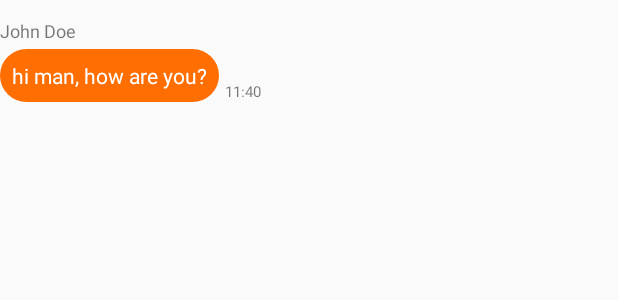
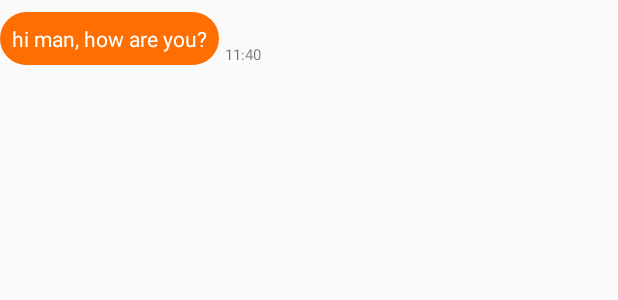
Before and after one commit to Kaatee/MobileFamily, an Android app: the layout item_message_received.xml on its own in the app's theme, with its tools: preview values and no code run, on a phone screen of 412 x 824 dp. Shown: the top 300 px of the screen. Run offline under Robolectric (Android 15) with nearby library versions, the phone set to English and light mode, and no system bars.

Commit message:
Small changes

```diff
--- a/app/build.gradle
+++ b/app/build.gradle
@@ -4,7 +4,7 @@ android {
     compileSdkVersion 26
     defaultConfig {
         applicationId "com.example.kasia.mobilefamily"
-        minSdkVersion 26
+        minSdkVersion 23
         targetSdkVersion 26
         versionCode 1
         versionName "1.0"
--- a/app/src/main/java/com/example/kasia/mobilefamily/MessageListAdapter.java
+++ b/app/src/main/java/com/example/kasia/mobilefamily/MessageListAdapter.java
@@ -101,14 +101,14 @@ public class MessageListAdapter extends RecyclerView.Adapter {
             super(itemView);
             messageText = itemView.findViewById(R.id.text_message_body);
             timeText = itemView.findViewById(R.id.text_message_time);
-            nameText = itemView.findViewById(R.id.text_message_name);
+            //nameText = itemView.findViewById(R.id.text_message_name);
         }
 
         void bind(Message message) {
             messageText.setText(message.getMessage());
             // Format the stored timestamp into a readable String using method.
             timeText.setText(message.getCreatedAt());
-            nameText.setText(String.valueOf(message.getSender()));
+            //nameText.setText(String.valueOf(message.getSender()));
         }
     }
 
--- a/app/src/main/res/layout/item_message_received.xml
+++ b/app/src/main/res/layout/item_message_received.xml
@@ -9,29 +9,17 @@
     android:paddingTop="8dp">
 
 
-
     <TextView
-        android:id="@+id/text_message_name"
-        android:text="John Doe"
+        android:id="@+id/text_message_body"
         android:layout_width="wrap_content"
         android:layout_height="wrap_content"
-        android:textSize="12sp"
-        android:layout_marginLeft="8dp"
-        app:layout_constraintTop_toTopOf="parent"
-        android:layout_marginTop="4dp" />
-
-    <TextView
-        android:id="@+id/text_message_body"
-        android:text="hi man, how are you?"
         android:background="@drawable/rounded_rectangle_orange"
-        android:layout_width="wrap_content"
-        android:layout_height="wrap_content"
         android:maxWidth="240dp"
         android:padding="8dp"
+        android:text="hi man, how are you?"
         android:textColor="#ffffff"
-        android:layout_marginTop="4dp"
-        app:layout_constraintTop_toBottomOf="@+id/text_message_name"
-        android:layout_marginLeft="8dp" />
+        tools:layout_editor_absoluteX="16dp"
+        tools:layout_editor_absoluteY="16dp" />
 
     <TextView
         android:id="@+id/text_message_time"
--- a/build.gradle
+++ b/build.gradle
@@ -7,7 +7,7 @@ buildscript {
         jcenter()
     }
     dependencies {
-        classpath 'com.android.tools.build:gradle:3.2.1'
+        classpath 'com.android.tools.build:gradle:3.3.0'
 
 
         // NOTE: Do not place your application dependencies here; they belong
```
Also changed, not shown: app/src/main/java/com/example/kasia/mobilefamily/MessageContentActivity.java (+11 -2 lines), app/src/main/java/com/example/kasia/mobilefamily/MessagesActivity.java (+15 -4 lines), gradle/wrapper/gradle-wrapper.properties, 1 other file.
